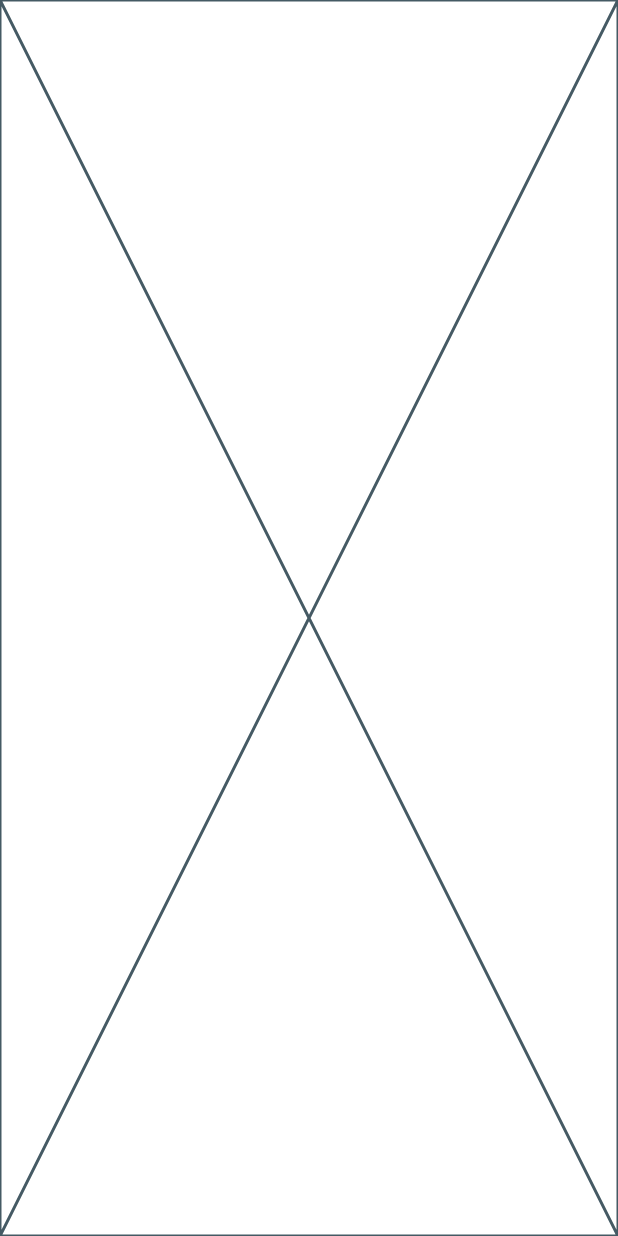
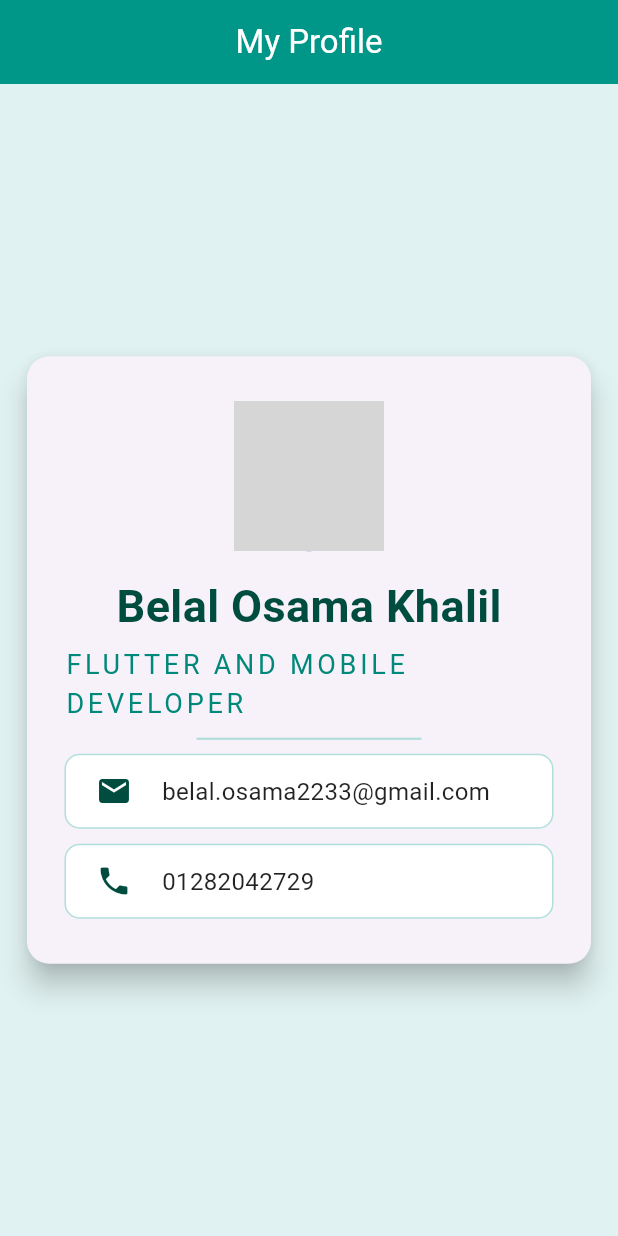
Before and after one commit to BelalOssama146/ApexcifyTechnologys_PersonalProfileCardApp, a Flutter app: the screen it shows after launch, on a phone screen of 412 x 824 dp. Run offline on Flutter 3.47's test engine with Material 3 defaults, Android fonts, the phone set to English and light mode, and no system bars; network calls fail; Roboto replaces fonts that are missing (Pacifica); grey boxes are pictures that could not be loaded.

Commit message:
I finished my app with using a card

```diff
--- a/lib/profile_screen.dart
+++ b/lib/profile_screen.dart
@@ -1,10 +1,102 @@
+import 'package:apexcify_technologys_profile_card/utils/app_style.dart';
 import 'package:flutter/material.dart';
 
 class ProfileScreen extends StatelessWidget {
   const ProfileScreen({super.key});
 
+  final String profileName = "Belal Osama Khalil";
+  final String profession = "Flutter and Mobile Developer";
+  final String contactEmail = "belal.osama2233@gmail.com";
+  final String contactPhone = "01282042729";
   @override
   Widget build(BuildContext context) {
-    return const Placeholder();
+    return Scaffold(
+      backgroundColor: Colors.teal[50],
+      appBar: AppBar(
+        title: const Text('My Profile',style: TextStyle(color: Colors.white),),
+        centerTitle: true,
+        backgroundColor: Colors.teal,
+        elevation: 0,
+      ),
+      body: Center(
+        child: Padding(
+          padding: const EdgeInsets.all(14.0),
+          child: Card(
+            elevation: 8.0,
+            shape: RoundedRectangleBorder(
+              borderRadius: BorderRadius.circular(15.0),
+            ),
+            child: Padding(
+              padding: const EdgeInsets.symmetric(horizontal: 25.0, vertical: 30.0),
+              child: Column(
+                mainAxisSize: MainAxisSize.min,
+                children: <Widget>[
+                  const CircleAvatar(
+                    radius: 50.0,
+                    backgroundImage: NetworkImage("https://scontent.fcai19-8.fna.fbcdn.net/v/t39.30808-6/292402666_2222345724595637_6668828167221602922_n.jpg?_nc_cat=104&ccb=1-7&_nc_sid=6ee11a&_nc_eui2=AeF0nrBLix-qpLeF2Nz2kVcKnywYaqiNefWfLBhqqI159Z7vAE7vInj0HrIkEjB5pFhrD9Z6JPacqNhn7waYUOhE&_nc_ohc=4eAjd2PvKMAQ7kNvwGvsgU5&_nc_oc=AdmYeFXgmQZKle28nTNbyiuhLDT03IpjDz-xHxht2nM20xNYj1uOA_PGMfDEyLSPjVQ&_nc_zt=23&_nc_ht=scontent.fcai19-8.fna&_nc_gid=LpxwPoLIIOJnGkH1v2MKNQ&oh=00_AfkAIcyOzqV9dPPGPNx6iY6Xy_B0GorSOOqEoulRrXMBEw&oe=694497D3"),
+                    backgroundColor: Colors.teal,
+                  ),
+
+                  const SizedBox(height: 15.0),
+                  Text(
+                    profileName,
+                    style: AppStyle.profileNameStyle
+                  ),
+                  const SizedBox(height: 5.0),
+                  Text(
+                    profession.toUpperCase(),
+                    style: AppStyle.professionStyle
+                  ),
+                  SizedBox(
+                    height: 20.0,
+                    width: 150.0,
+                    child: Divider(
+                      color: Colors.teal.shade100,
+                      thickness: 1.5,
+                    ),
+                  ),
+                  _buildContactRow(
+                    icon: Icons.email,
+                    text: contactEmail,
+                  ),
+                  const SizedBox(height: 10.0),
+                  _buildContactRow(
+                    icon: Icons.phone,
+                    text: contactPhone,
+                  ),
+                ],
+              ),
+            ),
+          ),
+        ),
+      ),
+    );
+  }
+  Widget _buildContactRow({required IconData icon, required String text}) {
+    return Container(
+      decoration: BoxDecoration(
+        color: Colors.white,
+        borderRadius: BorderRadius.circular(10.0),
+        border: Border.all(color: Colors.teal.shade100),
+      ),
+      padding: const EdgeInsets.symmetric(horizontal: 20.0, vertical: 12.0),
+      child: Row(
+        children: <Widget>[
+          Icon(
+            icon,
+            color: Colors.teal.shade900,
+            size: 24.0,
+          ),
+          const SizedBox(width: 20.0),
+          Text(
+            text,
+            style: const TextStyle(
+              color: Colors.black87,
+              fontSize: 16.0,
+            ),
+          ),
+        ],
+      ),
+    );
   }
 }
--- /dev/null
+++ b/lib/utils/app_style.dart
@@ -0,0 +1,9 @@
+import 'package:flutter/material.dart';
+
+abstract class AppStyle{
+  static final profileNameStyle = TextStyle(
+      fontFamily: 'Pacifica', fontSize: 30.0,
+      fontWeight: FontWeight.bold, color: Colors.teal[900]);
+  static final professionStyle = TextStyle(fontSize: 18.0, color: Colors.teal[600], letterSpacing: 2.5);
+
+}
```
